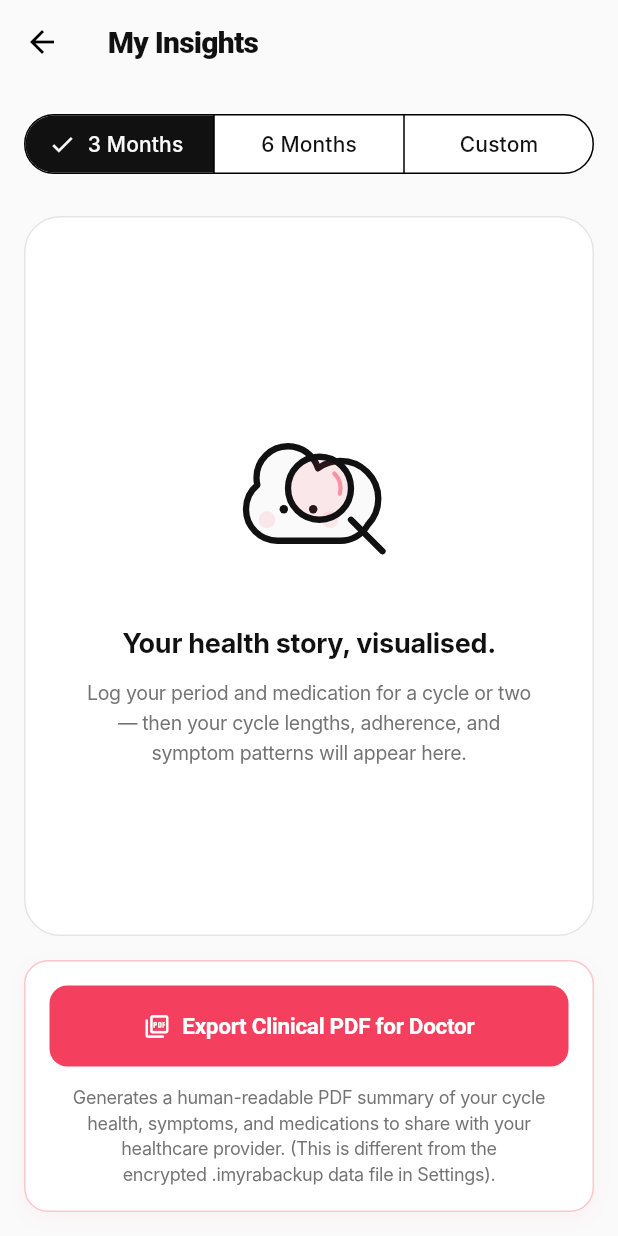
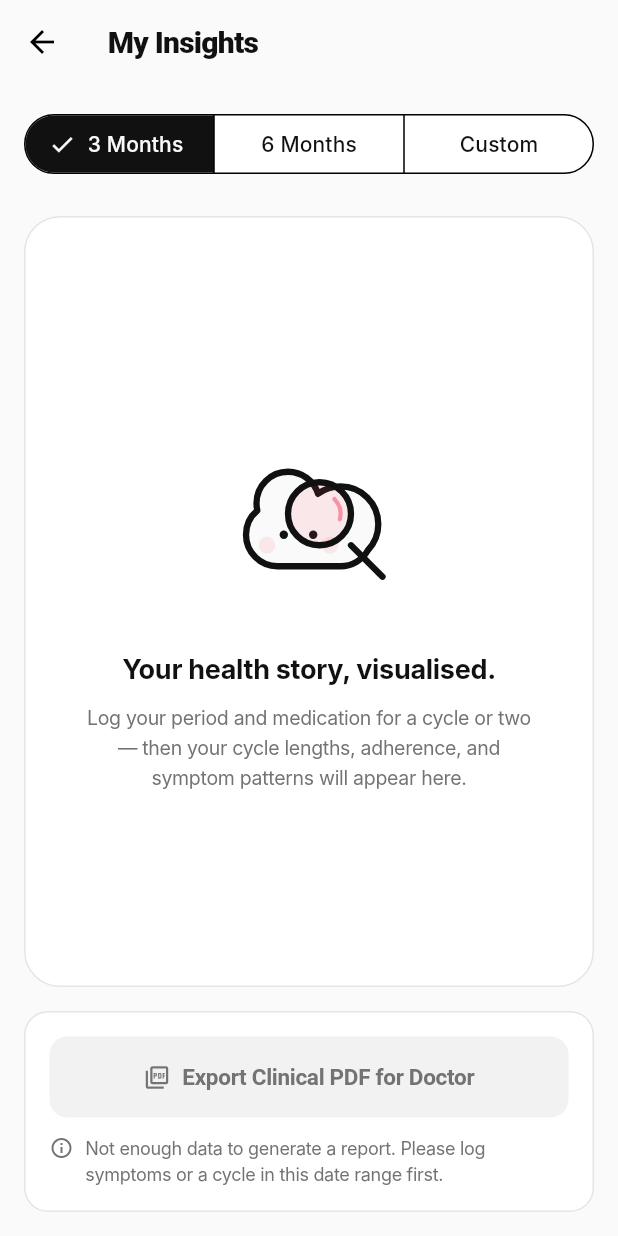
Before and after one commit to Susmita-Dey/ila_app, a Flutter app: the ReportScreen screen opened directly, on a phone screen of 412 x 824 dp. Run offline on Flutter 3.47's test engine with Material 3 defaults, Android fonts, the phone set to English and light mode, and no system bars; drawn by our look-alikes of flutter_animate; our stand-ins replace awesome_snackbar_content, device_info_plus, drift, file_picker, flutter_local_notifications, flutter_riverpod and 9 more; missing offline and left inert: encrypt, pointycastle; accounts and stored records are empty; generated files the repository leaves out were written again; Roboto replaces fonts that are missing (Inter).

Commit message:
feat: implement report generation screen with PDF export functionality and add iOS implicit engine support

```diff
--- a/lib/features/report/presentation/report_screen.dart
+++ b/lib/features/report/presentation/report_screen.dart
@@ -109,17 +109,21 @@ class _ReportScreenState extends ConsumerState<ReportScreen> {
                 decoration: BoxDecoration(
                   color: AppColors.cardSurface,
                   borderRadius: BorderRadius.circular(16),
-                  border: Border.all(color: AppColors.brandAction.withValues(alpha: 0.3)),
-                  boxShadow: [
-                    BoxShadow(color: AppColors.brandAction.withValues(alpha: 0.05), blurRadius: 10, offset: const Offset(0, 4)),
-                  ],
+                  border: Border.all(
+                    color: (data == null || data.isEmptyData)
+                      ? AppColors.lightBorder
+                      : AppColors.brandAction.withValues(alpha: 0.3)
+                  ),
+                  boxShadow: (data == null || data.isEmptyData)
+                      ? []
+                      : [BoxShadow(color: AppColors.brandAction.withValues(alpha: 0.05), blurRadius: 10, offset: const Offset(0, 4))],
                 ),
                 padding: const EdgeInsets.all(16),
                 child: Column(
                   crossAxisAlignment: CrossAxisAlignment.stretch,
                   children: [
                     ElevatedButton.icon(
-                      onPressed: state.isGenerating || data == null
+                      onPressed: state.isGenerating || data == null || data.isEmptyData
                           ? null
                           : () {
                               showModalBottomSheet(
@@ -129,13 +133,19 @@ class _ReportScreenState extends ConsumerState<ReportScreen> {
                                 builder: (_) => const PdfExportConfigSheet(),
                               );
                             },
-                      icon: const Icon(Icons.picture_as_pdf_outlined),
-                      label: const Text('Export Clinical PDF for Doctor', style: TextStyle(fontSize: 15, fontWeight: FontWeight.bold)),
+                      icon: state.isGenerating
+                          ? const SizedBox(width: 20, height: 20, child: CircularProgressIndicator(strokeWidth: 2))
+                          : const Icon(Icons.picture_as_pdf_outlined),
+                      label: Text(
+                        state.isGenerating ? 'Generating...' : 'Export Clinical PDF for Doctor',
+                        style: const TextStyle(fontSize: 15, fontWeight: FontWeight.bold),
+                      ),
                       style: ElevatedButton.styleFrom(
                         backgroundColor: AppColors.brandAction,
                         foregroundColor: Colors.white,
                         iconColor: Colors.white,
-                        disabledBackgroundColor: AppColors.lightBorder,
+                        disabledBackgroundColor: AppColors.lightBorder.withValues(alpha: 0.5),
+                        disabledForegroundColor: AppColors.mutedSage,
                         disabledIconColor: AppColors.mutedSage,
                         padding: const EdgeInsets.symmetric(vertical: 14),
                         shape: RoundedRectangleBorder(borderRadius: BorderRadius.circular(12)),
@@ -143,11 +153,26 @@ class _ReportScreenState extends ConsumerState<ReportScreen> {
                       ),
                     ),
                     const SizedBox(height: 12),
-                    const Text(
-                      'Generates a human-readable PDF summary of your cycle health, symptoms, and medications to share with your healthcare provider. (This is different from the encrypted .imyrabackup data file in Settings).',
-                      style: TextStyle(fontSize: 12, color: AppColors.mutedSage, height: 1.4),
-                      textAlign: TextAlign.center,
-                    ),
+                    if (data == null || data.isEmptyData)
+                      Row(
+                        crossAxisAlignment: CrossAxisAlignment.start,
+                        children: [
+                          const Icon(Icons.info_outline, size: 16, color: AppColors.mutedSage),
+                          const SizedBox(width: 8),
+                          const Expanded(
+                            child: Text(
+                              'Not enough data to generate a report. Please log symptoms or a cycle in this date range first.',
+                              style: TextStyle(fontSize: 12, color: AppColors.mutedSage, height: 1.4),
+                            ),
+                          ),
+                        ],
+                      )
+                    else
+                      const Text(
+                        'Generates a human-readable PDF summary of your cycle health, symptoms, and medications to share with your healthcare provider. (This is different from the encrypted .imyrabackup data file in Settings).',
+                        style: TextStyle(fontSize: 12, color: AppColors.mutedSage, height: 1.4),
+                        textAlign: TextAlign.center,
+                      ),
                   ],
                 ),
               ),
--- a/lib/features/settings/presentation/settings_screen.dart
+++ b/lib/features/settings/presentation/settings_screen.dart
@@ -346,7 +346,14 @@ class _SettingsScreenState extends ConsumerState<SettingsScreen> {
                         await db.delete(db.routineLogs).go();
                         await db.delete(db.routines).go();
                         await db.delete(db.treatmentInterventions).go();
+                        await db.delete(db.labResults).go();
+                        await db.delete(db.clinicalProfile).go();
+                        await db.delete(db.metabolicLogs).go();
                       });
+
+                      // Force SQLite to physically rebuild the file and overwrite free space
+                      await db.customStatement('VACUUM');
+
                       ref.invalidate(appDatabaseProvider);
                       ref.invalidate(todayControllerProvider);
                       ref.invalidate(cycleControllerProvider);
```
Also changed, not shown: 2 other files.
